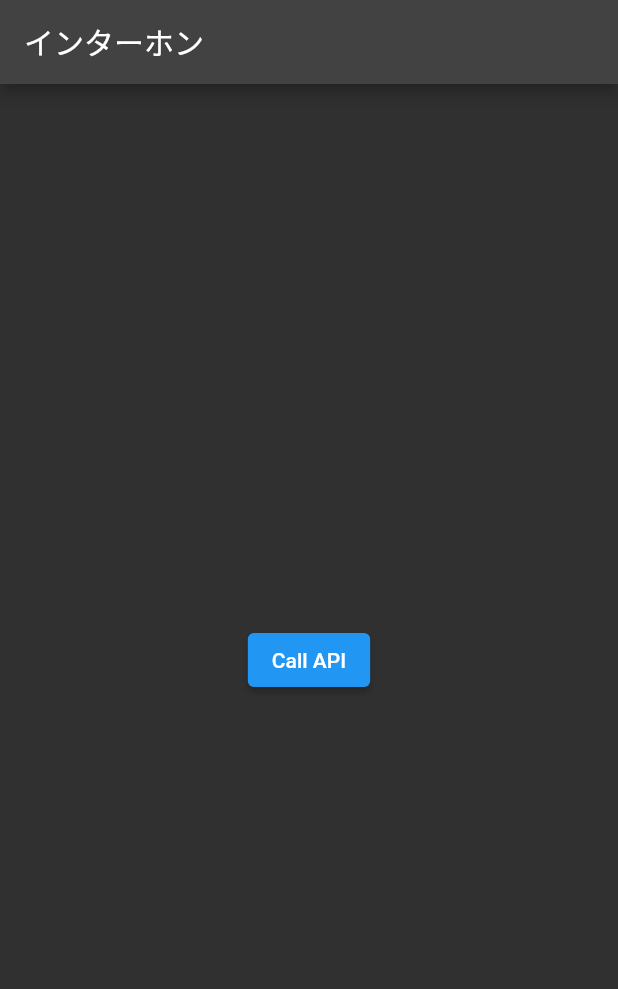
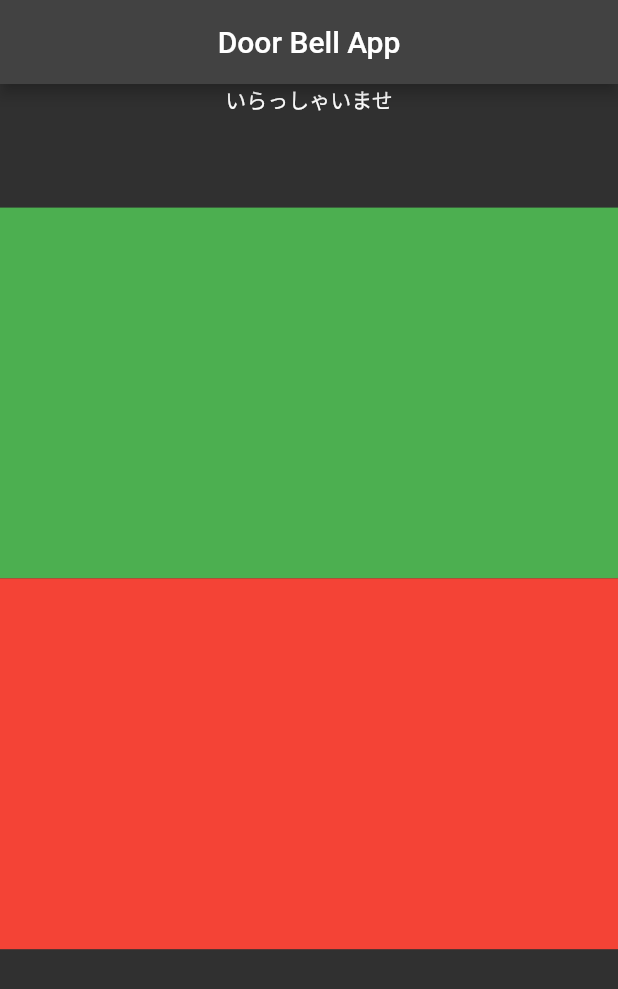
Before and after one commit to AlikaEgawa/doorbell-flutter, a Flutter app: the screen it shows after launch, on a phone screen of 412 x 824 dp. Shown: the top 989 px of the screen. Run offline on Flutter 3.47's test engine with Material 2 defaults, Android fonts, the phone set to English and light mode, and no system bars.

Commit message:
layout, xd link

```diff
--- a/lib/main.dart
+++ b/lib/main.dart
@@ -24,8 +24,8 @@ class MyHomePage extends StatelessWidget {
   const MyHomePage({Key? key}) : super(key: key);
 
   void _callAPI() async {
-    const String slackToken = 'xoxb-3410044109703-4377880182321-uHUYYQK64IYaEux9Hwb39Jtq';
-    var slackUri = Uri.parse('https://hooks.slack.com/services/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');
+    const String slackToken = 'xoxb-3410044109703-4377880182321-URa5iL6oRRbchpjSdZX1LywH';
+    var slackUri = Uri.parse('https://hooks.slack.com/services/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');
 
     var now = DateTime.now();
     var formatedNow = '${now.year}/${now.month}/${now.day}　${now.hour}:${now.minute}';
@@ -71,27 +71,44 @@ class MyHomePage extends StatelessWidget {
     print(response);
     print('Response status: ${response.statusCode}');
     print('Response body: ${response.body}');
-
-    // var response = await http.post(slackUri,
-    // headers: {'Content-Type': "application/json"},
-    // body: json.encode(request.toJson())
-    // );
-    // print('Response status: ${response.statusCode}');
-    // print('Response body: ${response.body}');
   }
 
   @override
   Widget build(BuildContext context) {
+    final double devideHeight = MediaQuery.of(context).size.height; //デバイスサイズを定義
     return Scaffold(
       appBar: AppBar(
-        title: const Text('インターホン'),
+        title: const Text('Door Bell App'),
+        centerTitle: true,
       ),
       body: Center(
-        child: ElevatedButton(
-          onPressed: _callAPI,
-          child: const Text('Call API'),
+        child: Column(
+          children: [
+            SizedBox(
+              height: devideHeight * 0.1,
+              child: const Text('いらっしゃいませ'),
+            ),
+            Container(
+              height: devideHeight * 0.3,
+              color: Colors.green,
+            ),
+            Container(
+              height: devideHeight * 0.3,
+              color: Colors.red,
+            )
+          ],
         ),
       ),
+      // body: Column(
+      //   children: [
+      //     Center(
+      //       child: ElevatedButton(
+      //         onPressed: _callAPI,
+      //         child: const Text('Call API'),
+      //       ),
+      //     ),
+      //   ],
+      // ),
     );
   }
 }
```
Also changed, not shown: 1 other file.
